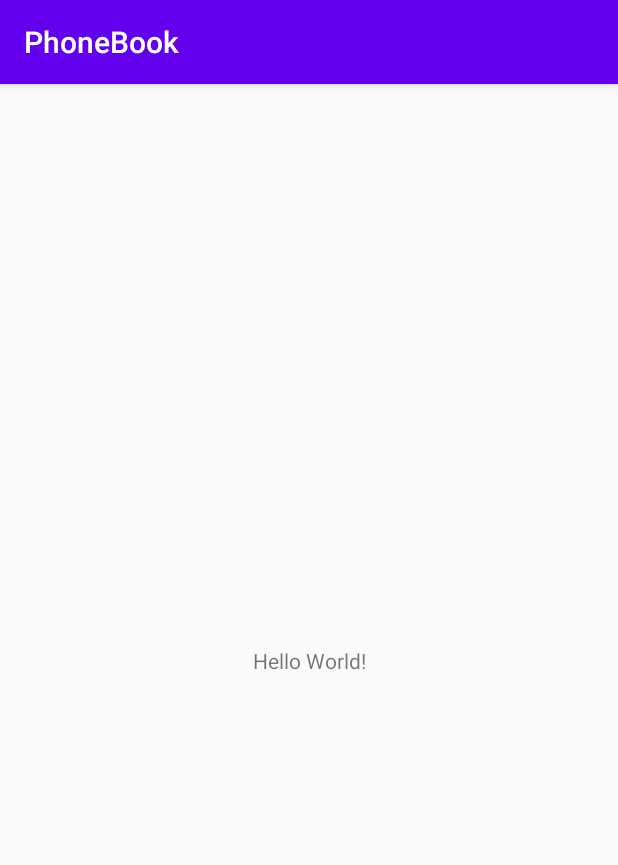
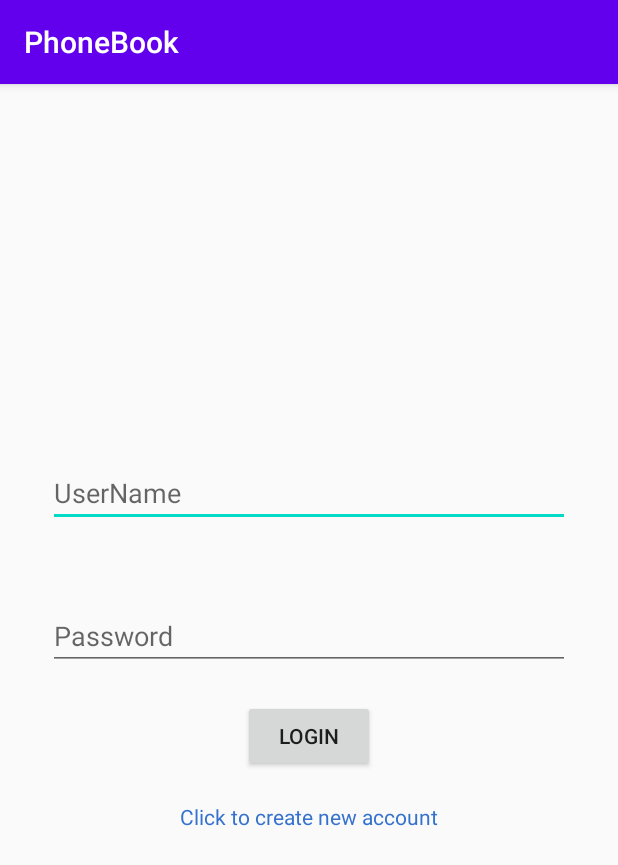
Before and after one commit to Jiteshw96/PhoneBook, an Android app: the screen it shows after launch (MainActivity before the commit, SignInActivity after it), on a phone screen of 412 x 824 dp. Shown: the top 865 px of the screen. Run offline under Robolectric (Android 15) with nearby library versions, the phone set to English and light mode, and no system bars; our stand-ins replace Firebase (no records; nobody signed in at launch, a user with empty details on screens opened directly).

Commit message:
"Firebase Login and Register Added"

```diff
--- a/app/src/main/AndroidManifest.xml
+++ b/app/src/main/AndroidManifest.xml
@@ -9,7 +9,8 @@
         android:roundIcon="@mipmap/ic_launcher_round"
         android:supportsRtl="true"
         android:theme="@style/AppTheme">
-        <activity android:name="com.assignment.phonebook.MainActivity">
+        <activity android:name=".activity.MainActivity"></activity>
+        <activity android:name=".activity.SignInActivity">
             <intent-filter>
                 <action android:name="android.intent.action.MAIN" />
 
--- /dev/null
+++ b/app/src/main/java/com/assignment/fragment/LoginFragment.kt
@@ -0,0 +1,76 @@
+package com.assignment.fragment
+
+import android.os.Bundle
+import androidx.fragment.app.Fragment
+import android.view.LayoutInflater
+import android.view.View
+import android.view.ViewGroup
+import android.widget.Toast
+
+import com.assignment.phonebook.R
+import com.assignment.phonebook.activity.SignInActivity
+import com.google.firebase.auth.FirebaseAuth
+import com.google.firebase.auth.ktx.auth
+import com.google.firebase.ktx.Firebase
+import kotlinx.android.synthetic.main.fragment_login.*
+import com.assignment.phonebook.utils.Constants.LOGIN_FRAGMENT
+import com.assignment.phonebook.utils.Constants.REGISTER_FRAGMENT
+import com.assignment.phonebook.utils.Constants.CONTACTS_FRAGMENT
+import com.assignment.phonebook.utils.FirebaseAuthObject
+
+
+/**
+ * A simple [Fragment] subclass.
+ * Use the [LoginFragment.newInstance] factory method to
+ * create an instance of this fragment.
+ */
+class LoginFragment : Fragment() {
+    private lateinit var auth: FirebaseAuth
+    override fun onCreate(savedInstanceState: Bundle?) {
+        super.onCreate(savedInstanceState)
+    }
+
+    override fun onCreateView(
+        inflater: LayoutInflater, container: ViewGroup?,
+        savedInstanceState: Bundle?
+    ): View? {
+        // Inflate the layout for this fragment
+        return inflater.inflate(R.layout.fragment_login, container, false)
+    }
+
+    override fun onViewCreated(view: View, savedInstanceState: Bundle?) {
+        super.onViewCreated(view, savedInstanceState)
+        auth = FirebaseAuthObject.getFirebaseAuth()
+
+        login_btn.setOnClickListener{
+            auth.signInWithEmailAndPassword(login_username.text.toString(),login_password.text.toString())
+                .addOnCompleteListener(activity as SignInActivity) {task->
+                    if (task.isSuccessful){
+
+                        (activity as SignInActivity).switchFragment(CONTACTS_FRAGMENT,null)
+                    }else{
+                        Toast.makeText(context,"Login Failed",Toast.LENGTH_SHORT).show()
+                    }
+                }
+
+        }
+        create_account_btn.setOnClickListener{
+
+            (activity as SignInActivity).switchFragment(REGISTER_FRAGMENT,null)
+        }
+    }
+
+
+
+    companion object {
+        /**
+         * Use this factory method to create a new instance of
+         * this fragment using the provided parameters.
+         *
+         * @return A new instance of fragment LoginFragment.
+         */
+        @JvmStatic
+        fun newInstance() = LoginFragment()
+
+    }
+}
--- a/app/src/main/java/com/assignment/phonebook/MainActivity.kt
+++ b/app/src/main/java/com/assignment/phonebook/activity/MainActivity.kt
@@ -1,7 +1,8 @@
-package com.assignment.phonebook
+package com.assignment.phonebook.activity
 
 import androidx.appcompat.app.AppCompatActivity
 import android.os.Bundle
+import com.assignment.phonebook.R
 
 class MainActivity : AppCompatActivity() {
 
--- /dev/null
+++ b/app/src/main/java/com/assignment/phonebook/activity/SignInActivity.kt
@@ -0,0 +1,97 @@
+package com.assignment.phonebook.activity
+
+import androidx.appcompat.app.AppCompatActivity
+import android.os.Bundle
+import android.widget.Toast
+import androidx.fragment.app.Fragment
+import com.assignment.fragment.ContactsFragment
+import com.assignment.fragment.LoginFragment
+import com.assignment.fragment.RegisterFragment
+import com.assignment.phonebook.R
+import com.google.firebase.auth.FirebaseAuth
+import com.google.firebase.auth.ktx.auth
+import com.google.firebase.ktx.Firebase
+import kotlinx.android.synthetic.main.activity_sign_in.*
+import com.assignment.phonebook.utils.Constants.LOGIN_FRAGMENT
+import com.assignment.phonebook.utils.Constants.REGISTER_FRAGMENT
+import com.assignment.phonebook.utils.Constants.CONTACTS_FRAGMENT
+import com.assignment.phonebook.utils.FirebaseAuthObject
+
+class SignInActivity : AppCompatActivity() {
+
+    private lateinit var auth: FirebaseAuth
+    override fun onCreate(savedInstanceState: Bundle?) {
+        super.onCreate(savedInstanceState)
+        setContentView(R.layout.activity_sign_in)
+        auth = FirebaseAuthObject.getFirebaseAuth()
+
+        switchFragment(LOGIN_FRAGMENT, null)
+        /* signIn.setOnClickListener{
+
+             auth.createUserWithEmailAndPassword(login_password.text.toString(),password.text.toString())
+                 .addOnCompleteListener(this){task->
+                     if(task.isSuccessful){
+                         Toast.makeText(this,"Account Created",Toast.LENGTH_SHORT).show()
+                     }else{
+                         Toast.makeText(this,"Account Create Failed",Toast.LENGTH_SHORT).show()
+                     }
+                 }
+         }
+
+         login_btn.setOnClickListener {
+             auth.signInWithEmailAndPassword(login_password.text.toString(),password.text.toString())
+                 .addOnCompleteListener(this) {task->
+                     if (task.isSuccessful){
+
+                         Toast.makeText(this,auth.currentUser?.uid.toString(),Toast.LENGTH_SHORT).show()
+                     }else{
+                         Toast.makeText(this,"Login Failed",Toast.LENGTH_SHORT).show()
+                     }
+                 }
+         }
+ */
+
+
+        //val userProfile:UserProfileChangeRequest = UserProfileChangeRequest.Builder().setDisplayName("NickName").build()
+
+
+    }
+
+
+    fun switchFragment(tag: String, bundle: Bundle?) {
+        when (tag) {
+            LOGIN_FRAGMENT -> {
+                val loginFragment = LoginFragment.newInstance()
+                if (bundle != null) {
+                    loginFragment.arguments = bundle
+                }
+                commitFragment(loginFragment,tag)
+            }
+            REGISTER_FRAGMENT -> {
+                val resgiterFragment = RegisterFragment.newInstance()
+                if (bundle != null) {
+                    resgiterFragment.arguments = bundle
+                }
+                commitFragment(resgiterFragment,tag)
+            }
+
+            CONTACTS_FRAGMENT -> {
+                val contactsFragment = ContactsFragment.newInstance()
+                if (bundle != null) {
+                    contactsFragment.arguments = bundle
+                }
+                commitFragment(contactsFragment,tag)
+            }
+
+        }
+    }
+
+    fun commitFragment(fragment:Fragment,tag:String?){
+
+        val transition = supportFragmentManager.beginTransaction()
+        transition.replace(R.id.fmContainer,fragment,tag).commit()
+
+    }
+
+
+}
--- /dev/null
+++ b/app/src/main/java/com/assignment/phonebook/utils/FirebaseAuthObject.kt
@@ -0,0 +1,14 @@
+package com.assignment.phonebook.utils
+
+import com.google.firebase.auth.FirebaseAuth
+import com.google.firebase.auth.ktx.auth
+import com.google.firebase.ktx.Firebase
+
+object FirebaseAuthObject {
+
+    private lateinit var auth: FirebaseAuth
+
+    fun getFirebaseAuth():FirebaseAuth{
+      return Firebase.auth
+    }
+}
--- /dev/null
+++ b/app/src/main/java/com/assignment/presenter/ContactPresenter.kt
@@ -0,0 +1,4 @@
+package com.assignment.presenter
+
+class ContactPresenter {
+}
--- /dev/null
+++ b/app/src/main/java/com/assignment/presenter/LoginPresenter.kt
@@ -0,0 +1,4 @@
+package com.assignment.presenter
+
+class LoginPresenter {
+}
--- /dev/null
+++ b/app/src/main/java/com/assignment/presenter/RegisterPresenter.kt
@@ -0,0 +1,4 @@
+package com.assignment.presenter
+
+class RegisterPresenter {
+}
--- a/app/src/main/res/layout/activity_main.xml
+++ b/app/src/main/res/layout/activity_main.xml
@@ -4,7 +4,7 @@
     xmlns:tools="http://schemas.android.com/tools"
     android:layout_width="match_parent"
     android:layout_height="match_parent"
-    tools:context=".MainActivity">
+    tools:context=".activity.MainActivity">
 
     <TextView
         android:layout_width="wrap_content"
--- /dev/null
+++ b/app/src/main/res/layout/activity_sign_in.xml
@@ -0,0 +1,70 @@
+<?xml version="1.0" encoding="utf-8"?>
+<FrameLayout xmlns:android="http://schemas.android.com/apk/res/android"
+    xmlns:app="http://schemas.android.com/apk/res-auto"
+    xmlns:tools="http://schemas.android.com/tools"
+    android:id="@+id/fmContainer"
+    android:layout_width="match_parent"
+    android:layout_height="match_parent"
+    tools:context="com.assignment.phonebook.activity.SignInActivity">
+
+   <!-- <EditText
+        android:id="@+id/login_password"
+        android:layout_width="0dp"
+        android:layout_height="wrap_content"
+        android:layout_marginTop="250dp"
+        android:ems="10"
+        android:hint="UserName"
+        android:inputType="textPersonName"
+        app:layout_constraintEnd_toStartOf="@+id/guideline2"
+        app:layout_constraintHorizontal_bias="1.0"
+        app:layout_constraintStart_toStartOf="@+id/guideline"
+        app:layout_constraintTop_toTopOf="parent" />
+
+    <androidx.constraintlayout.widget.Guideline
+        android:id="@+id/guideline"
+        android:layout_width="wrap_content"
+        android:layout_height="wrap_content"
+        android:orientation="vertical"
+        app:layout_constraintGuide_begin="32dp" />
+
+    <androidx.constraintlayout.widget.Guideline
+        android:id="@+id/guideline2"
+        android:layout_width="wrap_content"
+        android:layout_height="wrap_content"
+        android:layout_marginEnd="55dp"
+        android:orientation="vertical"
+        app:layout_constraintEnd_toEndOf="parent"
+        app:layout_constraintGuide_end="32dp" />
+
+    <EditText
+        android:id="@+id/password"
+        android:layout_width="0dp"
+        android:layout_height="wrap_content"
+        android:layout_marginTop="20dp"
+        android:ems="10"
+        android:hint="Password"
+        android:inputType="textPassword"
+        app:layout_constraintEnd_toStartOf="@+id/guideline2"
+        app:layout_constraintStart_toStartOf="@+id/guideline"
+        app:layout_constraintTop_toBottomOf="@+id/login_password" />
+
+    <Button
+        android:id="@+id/signIn"
+        android:layout_width="88dp"
+        android:layout_height="wrap_content"
+        android:layout_marginTop="50dp"
+        android:text="SingIn"
+        app:layout_constraintEnd_toStartOf="@+id/guideline2"
+        app:layout_constraintStart_toStartOf="@+id/guideline"
+        app:layout_constraintTop_toBottomOf="@+id/password" />
+
+    <Button
+        android:id="@+id/login_btn"
+        android:layout_width="wrap_content"
+        android:layout_height="wrap_content"
+        android:layout_marginTop="50dp"
+        android:text="Login"
+        app:layout_constraintEnd_toStartOf="@+id/guideline2"
+        app:layout_constraintStart_toStartOf="@+id/guideline"
+        app:layout_constraintTop_toBottomOf="@+id/signIn" />-->
+</FrameLayout>
--- /dev/null
+++ b/app/src/main/res/layout/fragment_login.xml
@@ -0,0 +1,67 @@
+<androidx.constraintlayout.widget.ConstraintLayout xmlns:android="http://schemas.android.com/apk/res/android"
+    xmlns:app="http://schemas.android.com/apk/res-auto"
+    xmlns:tools="http://schemas.android.com/tools"
+    android:layout_width="match_parent"
+    android:layout_height="match_parent"
+    tools:context="com.assignment.fragment.LoginFragment">
+
+
+    <androidx.constraintlayout.widget.Guideline
+        android:id="@+id/guideline3"
+        android:layout_width="wrap_content"
+        android:layout_height="wrap_content"
+        android:orientation="vertical"
+        app:layout_constraintGuide_begin="32dp" />
+
+    <androidx.constraintlayout.widget.Guideline
+        android:id="@+id/guideline4"
+        android:layout_width="wrap_content"
+        android:layout_height="wrap_content"
+        android:orientation="vertical"
+        app:layout_constraintGuide_end="32dp" />
+
+    <EditText
+        android:id="@+id/login_username"
+        android:layout_width="0dp"
+        android:layout_height="wrap_content"
+        android:layout_marginTop="250dp"
+        android:ems="10"
+        android:hint="UserName"
+        android:inputType="textPersonName"
+        app:layout_constraintEnd_toStartOf="@+id/guideline4"
+        app:layout_constraintStart_toStartOf="@+id/guideline3"
+        app:layout_constraintTop_toTopOf="parent" />
+
+    <EditText
+        android:id="@+id/login_password"
+        android:layout_width="0dp"
+        android:layout_height="wrap_content"
+        android:layout_marginTop="50dp"
+        android:ems="10"
+        android:hint="Password"
+        android:inputType="textPassword"
+        app:layout_constraintEnd_toStartOf="@+id/guideline4"
+        app:layout_constraintStart_toStartOf="@+id/guideline3"
+        app:layout_constraintTop_toBottomOf="@+id/login_username" />
+
+    <Button
+        android:id="@+id/login_btn"
+        android:layout_width="wrap_content"
+        android:layout_height="wrap_content"
+        android:layout_marginTop="20dp"
+        android:text="Login"
+        app:layout_constraintEnd_toStartOf="@+id/guideline4"
+        app:layout_constraintStart_toStartOf="@+id/guideline3"
+        app:layout_constraintTop_toBottomOf="@+id/login_password" />
+
+    <TextView
+        android:id="@+id/create_account_btn"
+        android:layout_width="wrap_content"
+        android:layout_height="wrap_content"
+        android:layout_marginTop="20dp"
+        android:text="@string/new_account"
+        android:textColor="#3572CE"
+        app:layout_constraintEnd_toStartOf="@+id/guideline4"
+        app:layout_constraintStart_toStartOf="@+id/guideline3"
+        app:layout_constraintTop_toBottomOf="@+id/login_btn" />
+</androidx.constraintlayout.widget.ConstraintLayout>
--- a/app/src/main/res/values/strings.xml
+++ b/app/src/main/res/values/strings.xml
@@ -1,3 +1,7 @@
 <resources>
     <string name="app_name">PhoneBook</string>
+
+    <!-- TODO: Remove or change this placeholder text -->
+    <string name="hello_blank_fragment">Hello blank fragment</string>
+    <string name="new_account">Click to create new account</string>
 </resources>
--- a/build.gradle
+++ b/build.gradle
@@ -10,6 +10,7 @@ buildscript {
     dependencies {
         classpath 'com.android.tools.build:gradle:3.6.1'
         classpath "org.jetbrains.kotlin:kotlin-gradle-plugin:$kotlin_version"
+        classpath 'com.google.gms:google-services:4.3.4'
 
         // NOTE: Do not place your application dependencies here; they belong
         // in the individual module build.gradle files
```
Also changed, not shown: app/build.gradle (+9 -1 lines), app/src/main/java/com/assignment/fragment/ContactsFragment.kt (added, +57 -0 lines), app/src/main/java/com/assignment/fragment/RegisterFragment.kt (added, +68 -0 lines), app/src/main/java/com/assignment/phonebook/utils/Constants.kt (added, +11 -0 lines), app/src/main/res/layout/fragment_contacts.xml (added, +13 -0 lines), app/src/main/res/layout/fragment_register.xml (added, +57 -0 lines), 2 other files.
